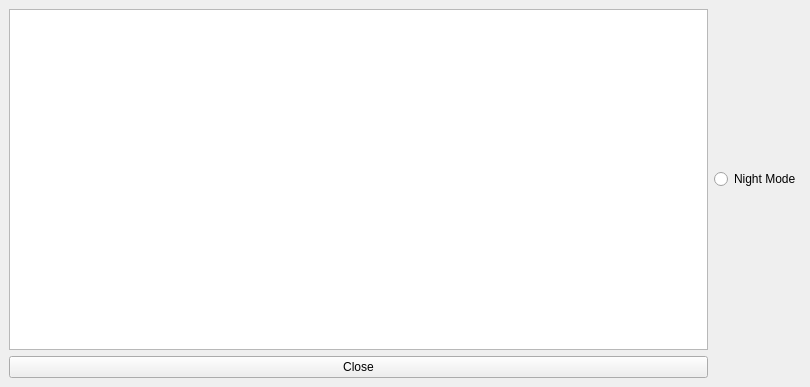
Old version of the form src/ui/mainwindow.ui in the repository iAbdulrrahman/process-monitor.
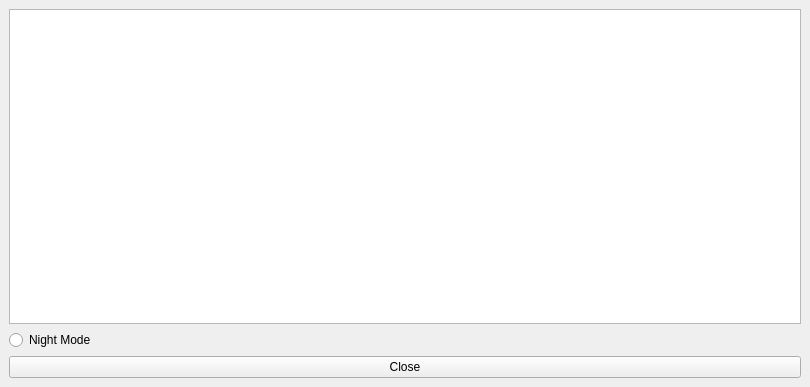
New version of the form.

Commit message: Fix: layout and resize segfault

```diff
--- a/src/ui/mainwindow.ui
+++ b/src/ui/mainwindow.ui
@@ -14,10 +14,20 @@
    <string>MainWindow</string>
   </property>
   <widget class="QWidget" name="centralwidget">
-   <layout class="QVBoxLayout" name="verticalLayout">
+   <layout class="QVBoxLayout" name="verticalLayout_2">
     <item>
-     <layout class="QGridLayout" name="gridLayout">
-      <item row="1" column="0">
+     <layout class="QVBoxLayout" name="verticalLayout">
+      <item>
+       <widget class="QTableWidget" name="tableWidget"/>
+      </item>
+      <item>
+       <widget class="QRadioButton" name="darkModeButton">
+        <property name="text">
+         <string>Night Mode</string>
+        </property>
+       </widget>
+      </item>
+      <item>
        <widget class="QPushButton" name="pushButton">
         <property name="sizePolicy">
          <sizepolicy hsizetype="Preferred" vsizetype="Preferred">
@@ -30,16 +40,6 @@
         </property>
        </widget>
       </item>
-      <item row="0" column="0">
-       <widget class="QTableWidget" name="tableWidget"/>
-      </item>
-      <item row="0" column="1">
-       <widget class="QRadioButton" name="darkModeButton">
-        <property name="text">
-         <string>Night Mode</string>
-        </property>
-       </widget>
-      </item>
      </layout>
     </item>
    </layout>
```
The commit also changes 2 other files.
